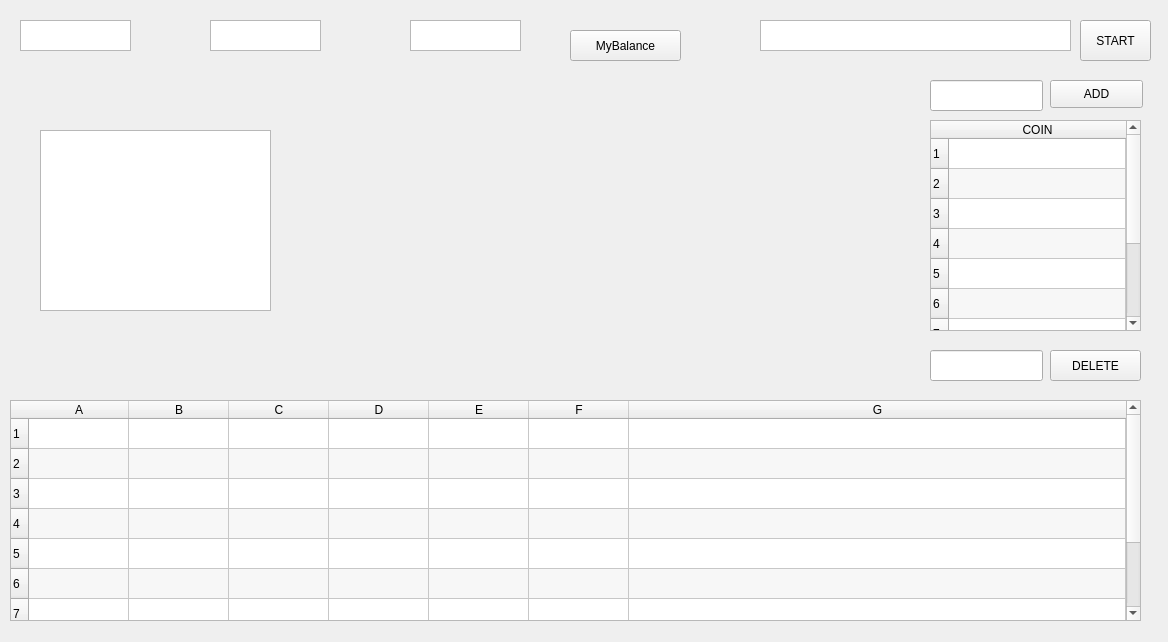
The window that BINANCE.ui (DHSCCD/FUND) describes before a commit, drawn with Qt 5.
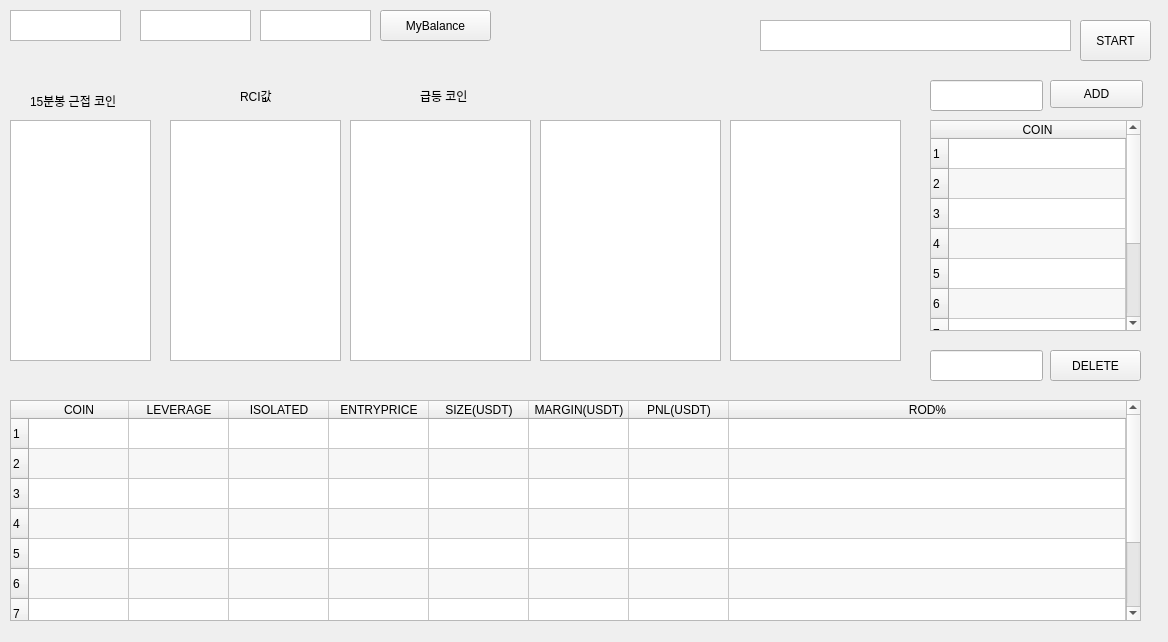
The same window after the commit.

What changed in the file:
```diff
--- a/BINANCE.ui
+++ b/BINANCE.ui
@@ -16,8 +16,8 @@
   <widget class="QTextBrowser" name="Free">
    <property name="geometry">
     <rect>
-     <x>20</x>
-     <y>20</y>
+     <x>10</x>
+     <y>10</y>
      <width>111</width>
      <height>31</height>
     </rect>
@@ -26,8 +26,8 @@
   <widget class="QTextBrowser" name="Used">
    <property name="geometry">
     <rect>
-     <x>210</x>
-     <y>20</y>
+     <x>140</x>
+     <y>10</y>
      <width>111</width>
      <height>31</height>
     </rect>
@@ -36,8 +36,8 @@
   <widget class="QTextBrowser" name="Total">
    <property name="geometry">
     <rect>
-     <x>410</x>
-     <y>20</y>
+     <x>260</x>
+     <y>10</y>
      <width>111</width>
      <height>31</height>
     </rect>
@@ -59,8 +59,8 @@
   <widget class="QPushButton" name="BalanceButton">
    <property name="geometry">
     <rect>
-     <x>570</x>
-     <y>30</y>
+     <x>380</x>
+     <y>10</y>
      <width>111</width>
      <height>31</height>
     </rect>
@@ -75,10 +75,10 @@
   <widget class="QTextBrowser" name="monitor">
    <property name="geometry">
     <rect>
-     <x>40</x>
-     <y>130</y>
-     <width>231</width>
-     <height>181</height>
+     <x>10</x>
+     <y>120</y>
+     <width>141</width>
+     <height>241</height>
     </rect>
    </property>
    <property name="openExternalLinks">
@@ -110,6 +110,9 @@
    <property name="alternatingRowColors">
     <bool>true</bool>
    </property>
+   <property name="textElideMode">
+    <enum>Qt::ElideMiddle</enum>
+   </property>
    <property name="showGrid">
     <bool>true</bool>
    </property>
@@ -178,37 +181,42 @@
    </row>
    <column>
     <property name="text">
-     <string>A</string>
+     <string>COIN</string>
     </property>
    </column>
    <column>
     <property name="text">
-     <string>B</string>
+     <string>LEVERAGE</string>
     </property>
    </column>
    <column>
     <property name="text">
-     <string>C</string>
+     <string>ISOLATED</string>
     </property>
    </column>
    <column>
     <property name="text">
-     <string>D</string>
+     <string>ENTRYPRICE</string>
     </property>
    </column>
    <column>
     <property name="text">
-     <string>E</string>
+     <string>SIZE(USDT)</string>
     </property>
    </column>
    <column>
     <property name="text">
-     <string>F</string>
+     <string>MARGIN(USDT)</string>
     </property>
    </column>
    <column>
     <property name="text">
-     <string>G</string>
+     <string>PNL(USDT)</string>
+    </property>
+   </column>
+   <column>
+    <property name="text">
+     <string>ROD%</string>
     </property>
    </column>
   </widget>
@@ -329,6 +337,85 @@
     </rect>
    </property>
   </widget>
+  <widget class="QLabel" name="label">
+   <property name="geometry">
+    <rect>
+     <x>30</x>
+     <y>90</y>
+     <width>91</width>
+     <height>21</height>
+    </rect>
+   </property>
+   <property name="text">
+    <string>15분봉 근접 코인</string>
+   </property>
+  </widget>
+  <widget class="QTextBrowser" name="monitor2">
+   <property name="geometry">
+    <rect>
+     <x>170</x>
+     <y>120</y>
+     <width>171</width>
+     <height>241</height>
+    </rect>
+   </property>
+  </widget>
+  <widget class="QTextBrowser" name="monitor3">
+   <property name="geometry">
+    <rect>
+     <x>350</x>
+     <y>120</y>
+     <width>181</width>
+     <height>241</height>
+    </rect>
+   </property>
+  </widget>
+  <widget class="QTextBrowser" name="monitor4">
+   <property name="geometry">
+    <rect>
+     <x>730</x>
+     <y>120</y>
+     <width>171</width>
+     <height>241</height>
+    </rect>
+   </property>
+  </widget>
+  <widget class="QTextBrowser" name="monitor5">
+   <property name="geometry">
+    <rect>
+     <x>540</x>
+     <y>120</y>
+     <width>181</width>
+     <height>241</height>
+    </rect>
+   </property>
+  </widget>
+  <widget class="QLabel" name="label_2">
+   <property name="geometry">
+    <rect>
+     <x>240</x>
+     <y>80</y>
+     <width>41</width>
+     <height>31</height>
+    </rect>
+   </property>
+   <property name="text">
+    <string>RCI값</string>
+   </property>
+  </widget>
+  <widget class="QLabel" name="label_3">
+   <property name="geometry">
+    <rect>
+     <x>420</x>
+     <y>90</y>
+     <width>56</width>
+     <height>12</height>
+    </rect>
+   </property>
+   <property name="text">
+    <string>급등 코인</string>
+   </property>
+  </widget>
  </widget>
  <resources/>
  <connections/>
```
Left out of the diff: 2 changed lines with no effect on the pictures.
